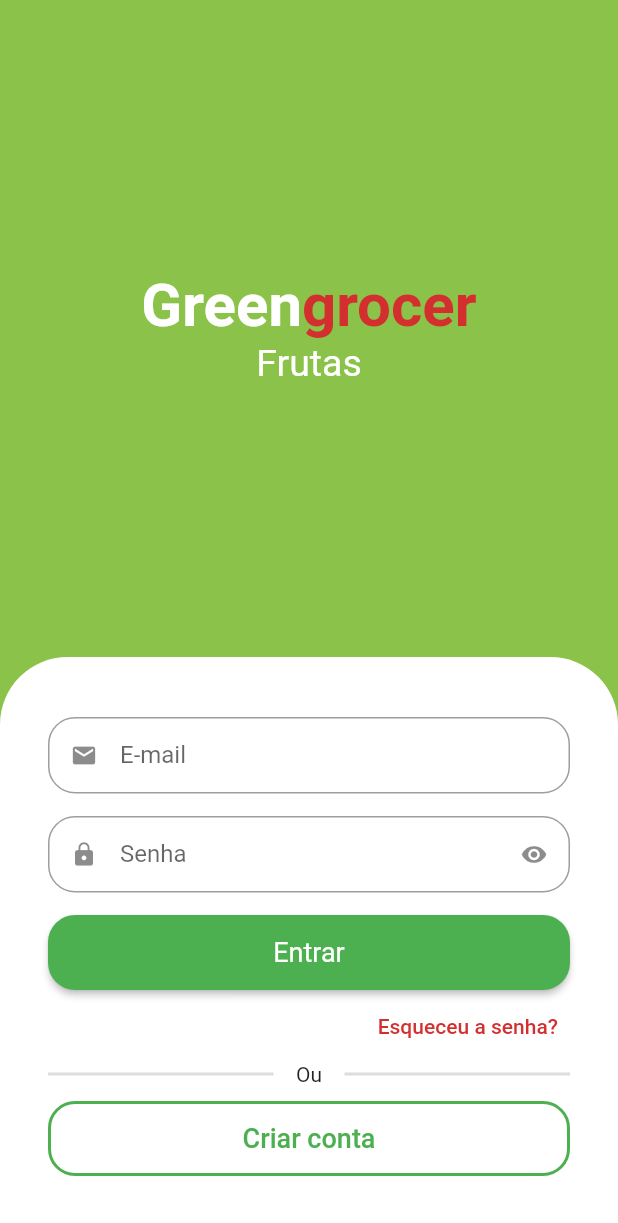
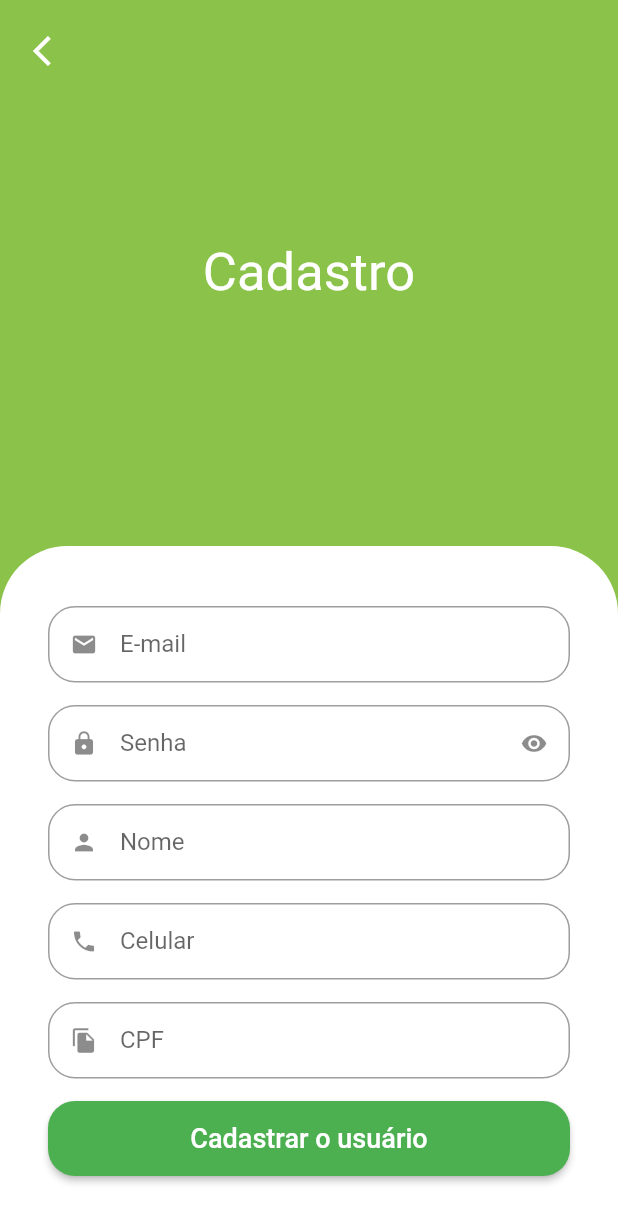
Before and after one commit to John-Rocha/greengrocer, a Flutter app: the screen it shows after launch, after a tap on "Criar conta", on a phone screen of 412 x 824 dp. Shown: the top 1223 px of the screen. Run offline on Flutter 3.47's test engine with Material 2 defaults, Android fonts, the phone set to English and light mode, and no system bars; drawn by our look-alikes of animated_text_kit; our stand-ins replace mask_text_input_formatter.

Commit message:
feat: created sigup screen

```diff
--- a/lib/main.dart
+++ b/lib/main.dart
@@ -1,6 +1,4 @@
 import 'package:flutter/material.dart';
-import 'package:greengrocer/src/auth/sign_in_screen.dart';
-import 'package:greengrocer/src/auth/sign_up_screen.dart';
 import 'package:greengrocer/src/routes/app_routes.dart';
 
 void main() {
--- a/lib/src/auth/components/custom_text_field.dart
+++ b/lib/src/auth/components/custom_text_field.dart
@@ -1,11 +1,13 @@
 // ignore_for_file: public_member_api_docs, sort_constructors_first
 import 'package:flutter/material.dart';
+import 'package:flutter/services.dart';
 
 class CustomTextField extends StatefulWidget {
   final String label;
   final IconData icon;
   final bool isSecret;
   final TextInputType inputType;
+  final List<TextInputFormatter>? inputFormatters;
 
   const CustomTextField({
     Key? key,
@@ -13,6 +15,7 @@ class CustomTextField extends StatefulWidget {
     required this.icon,
     this.isSecret = false,
     this.inputType = TextInputType.text,
+    this.inputFormatters,
   }) : super(key: key);
 
   @override
@@ -33,6 +36,7 @@ class _CustomTextFieldState extends State<CustomTextField> {
     return Padding(
       padding: const EdgeInsets.only(bottom: 15.0),
       child: TextFormField(
+        inputFormatters: widget.inputFormatters,
         obscureText: isObscure,
         keyboardType: widget.inputType,
         decoration: InputDecoration(
--- a/lib/src/auth/sign_in_screen.dart
+++ b/lib/src/auth/sign_in_screen.dart
@@ -156,7 +156,8 @@ class SignInScreen extends StatelessWidget {
                             borderRadius: BorderRadius.circular(18),
                           ),
                         ),
-                        onPressed: () {},
+                        onPressed: () =>
+                            Navigator.of(context).pushNamed('/signup'),
                         child: const Text(
                           'Criar conta',
                           style: TextStyle(
--- /dev/null
+++ b/lib/src/auth/sign_up_screen.dart
@@ -0,0 +1,131 @@
+import 'package:flutter/material.dart';
+import 'package:greengrocer/src/auth/components/custom_text_field.dart';
+import 'package:greengrocer/src/config/custom_colors.dart';
+import 'package:mask_text_input_formatter/mask_text_input_formatter.dart';
+
+class SignUpScreen extends StatelessWidget {
+  SignUpScreen({Key? key}) : super(key: key);
+
+  final cpfFormatter = MaskTextInputFormatter(
+    mask: '###.###.###-##',
+    filter: {
+      '#': RegExp(r'[0-9]'),
+    },
+  );
+
+  final phoneFormatter = MaskTextInputFormatter(
+    mask: '(##)#####-####',
+    filter: {
+      '#': RegExp(r'[0-9]'),
+    },
+  );
+
+  @override
+  Widget build(BuildContext context) {
+    final size = MediaQuery.of(context).size;
+
+    return Scaffold(
+      backgroundColor: CustomColors.customSwatchColor,
+      body: SingleChildScrollView(
+        child: SizedBox(
+          height: size.height,
+          width: size.width,
+          child: Stack(
+            children: [
+              Column(
+                children: [
+                  const Expanded(
+                    child: Center(
+                      child: Text(
+                        'Cadastro',
+                        style: TextStyle(
+                          color: Colors.white,
+                          fontSize: 35,
+                        ),
+                      ),
+                    ),
+                  ),
+
+                  // Formulário
+                  Container(
+                    padding: const EdgeInsets.symmetric(
+                      horizontal: 32,
+                      vertical: 40,
+                    ),
+                    decoration: const BoxDecoration(
+                      color: Colors.white,
+                      borderRadius: BorderRadius.vertical(
+                        top: Radius.circular(45),
+                      ),
+                    ),
+                    child: Column(
+                      crossAxisAlignment: CrossAxisAlignment.stretch,
+                      children: [
+                        const CustomTextField(
+                          label: 'E-mail',
+                          icon: Icons.email,
+                          inputType: TextInputType.emailAddress,
+                        ),
+                        const CustomTextField(
+                          label: 'Senha',
+                          icon: Icons.lock,
+                          isSecret: true,
+                        ),
+                        const CustomTextField(
+                          label: 'Nome',
+                          icon: Icons.person,
+                        ),
+                        CustomTextField(
+                          label: 'Celular',
+                          icon: Icons.phone,
+                          inputType: TextInputType.number,
+                          inputFormatters: [phoneFormatter],
+                        ),
+                        CustomTextField(
+                          label: 'CPF',
+                          icon: Icons.file_copy,
+                          inputType: TextInputType.number,
+                          inputFormatters: [cpfFormatter],
+                        ),
+                        SizedBox(
+                          height: 50,
+                          child: ElevatedButton(
+                            style: ElevatedButton.styleFrom(
+                              shape: RoundedRectangleBorder(
+                                borderRadius: BorderRadius.circular(18),
+                              ),
+                            ),
+                            onPressed: () {},
+                            child: const Text(
+                              'Cadastrar o usuário',
+                              style: TextStyle(
+                                fontSize: 18,
+                              ),
+                            ),
+                          ),
+                        ),
+                      ],
+                    ),
+                  ),
+                ],
+              ),
+              Positioned(
+                left: 10,
+                top: 10,
+                child: SafeArea(
+                  child: IconButton(
+                    onPressed: () => Navigator.of(context).pop(),
+                    icon: const Icon(
+                      Icons.arrow_back_ios,
+                      color: Colors.white,
+                    ),
+                  ),
+                ),
+              )
+            ],
+          ),
+        ),
+      ),
+    );
+  }
+}
--- a/lib/src/routes/app_routes.dart
+++ b/lib/src/routes/app_routes.dart
@@ -6,7 +6,7 @@ class AppRoutes {
   static Map<String, WidgetBuilder> get appRoutes {
     return {
       '/login': (context) => const SignInScreen(),
-      '/signup': (context) => const SignUpScreen(),
+      '/signup': (context) => SignUpScreen(),
     };
   }
 }
--- a/pubspec.yaml
+++ b/pubspec.yaml
@@ -35,6 +35,7 @@ dependencies:
   # Use with the CupertinoIcons class for iOS style icons.
   cupertino_icons: ^1.0.2
   animated_text_kit: ^4.2.2
+  mask_text_input_formatter: ^2.3.0
 
 dev_dependencies:
   flutter_test:
```
Also changed, not shown: pubspec.lock.
